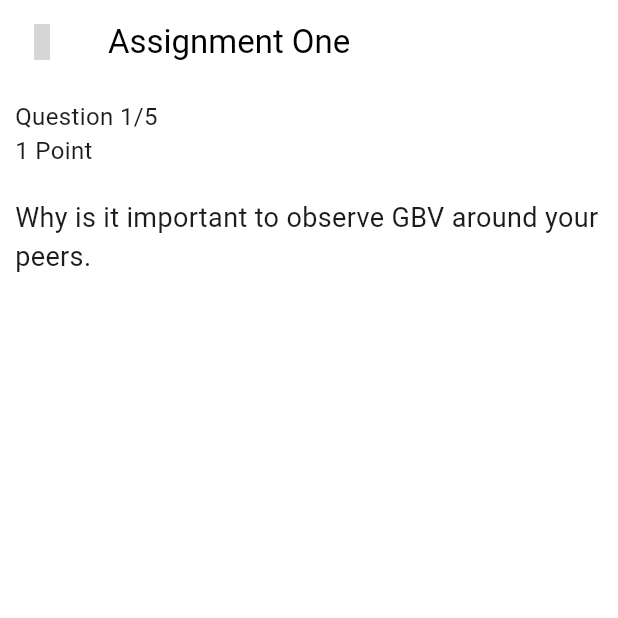
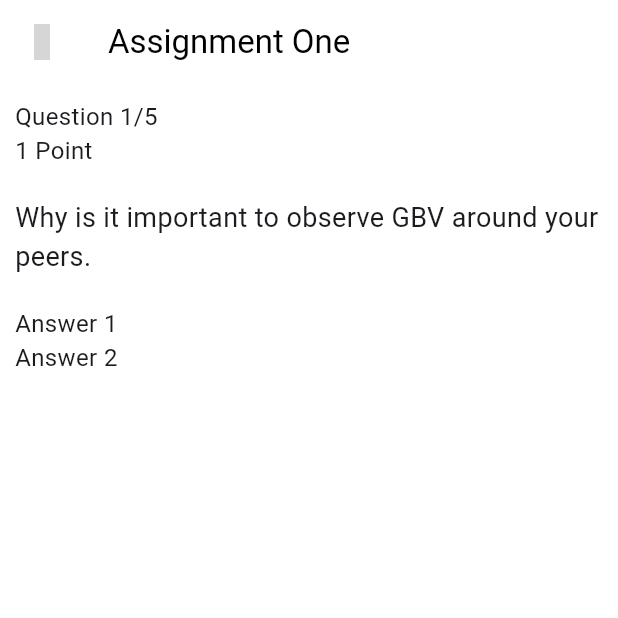
Before and after one commit to ishi265/ufuluapp, a Flutter app: the screen it shows after launch, on a phone screen of 412 x 824 dp, the top half of it. Run offline on Flutter 3.47's test engine with Material 3 defaults, Android fonts, the phone set to English and light mode, and no system bars; our stand-ins replace google_fonts, iconsax, video_player; grey boxes are pictures that could not be loaded.

Commit message:
chnages in the code

```diff
--- a/lib/pages/assignment.dart
+++ b/lib/pages/assignment.dart
@@ -27,11 +27,20 @@ class AssignmetPage extends StatelessWidget {
             ),
             Padding(
               padding: const EdgeInsets.symmetric(vertical: 20),
+              //
               child: Text(
                 "Why is it important to observe GBV around your peers.",
                 style: TextStyle(fontSize: 18),
               ),
-            )
+            ),
+            Text(
+              "Answer 1",
+              style: TextStyle(fontSize: 16),
+            ),
+            Text(
+              "Answer 2",
+              style: TextStyle(fontSize: 16),
+            ),
           ],
         ),
       )),
```
